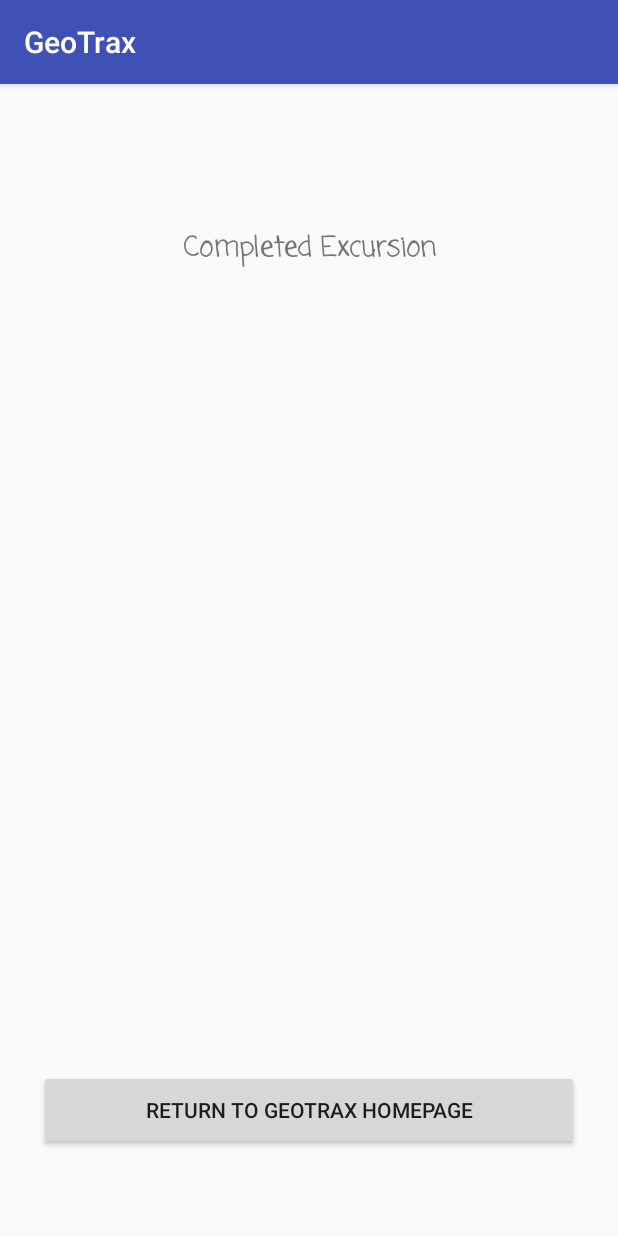
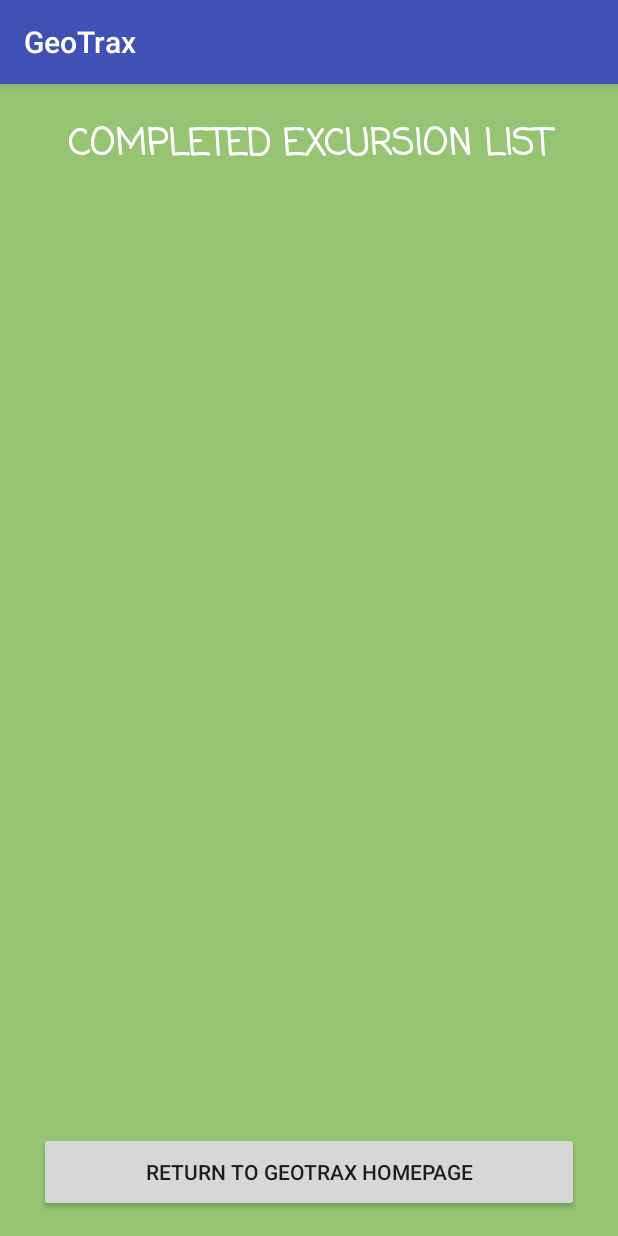
Before and after one commit to Rachael-E/GeoTracker, an Android app: the CompletedExcursionActivity screen opened directly, with no data from a screen before it, on a phone screen of 412 x 824 dp. Run offline under Robolectric (Android 15) with nearby library versions, the phone set to English and light mode, and no system bars; Roboto replaces fonts that are not available here.

```diff
--- a/app/src/main/res/layout/activity_completed_excursion.xml
+++ b/app/src/main/res/layout/activity_completed_excursion.xml
@@ -4,20 +4,23 @@
     xmlns:tools="http://schemas.android.com/tools"
     android:layout_width="match_parent"
     android:layout_height="match_parent"
+    android:background="@color/background_color"
     tools:context=".Activities.CompletedExcursionActivity">
 
     <TextView
         android:id="@+id/completedExcursionsTitleId"
         android:layout_width="366dp"
-        android:layout_height="39dp"
+        android:layout_height="51dp"
         android:layout_marginBottom="8dp"
         android:layout_marginTop="8dp"
         android:fontFamily="casual"
-        android:gravity="center"
+        android:gravity="bottom|center"
         android:text="@string/completed_page_title"
-        android:textSize="18sp"
+        android:textAllCaps="true"
+        android:textColor="@android:color/white"
+        android:textSize="24sp"
         android:textStyle="bold"
-        app:layout_constraintBottom_toTopOf="@+id/completedListViewId"
+        app:layout_constraintBottom_toBottomOf="parent"
         app:layout_constraintEnd_toEndOf="parent"
         app:layout_constraintStart_toStartOf="parent"
         app:layout_constraintTop_toTopOf="parent"
@@ -26,33 +29,28 @@
     <ListView
         android:id="@+id/completedListViewId"
         android:layout_width="368dp"
-        android:layout_height="376dp"
+        android:layout_height="355dp"
         android:layout_marginBottom="80dp"
-        android:layout_marginEnd="8dp"
-        android:layout_marginLeft="8dp"
-        android:layout_marginRight="8dp"
-        android:layout_marginStart="8dp"
         android:layout_marginTop="8dp"
         app:layout_constraintBottom_toBottomOf="parent"
-        app:layout_constraintEnd_toEndOf="parent"
-        app:layout_constraintHorizontal_bias="0.0"
-        app:layout_constraintStart_toStartOf="parent"
-        app:layout_constraintTop_toBottomOf="@+id/completedExcursionsTitleId" />
+        app:layout_constraintTop_toBottomOf="@+id/completedExcursionsTitleId"
+        tools:layout_editor_absoluteX="8dp" />
 
     <Button
         android:id="@+id/takeMeHomeButtonId"
         android:layout_width="360dp"
         android:layout_height="53dp"
         android:layout_marginBottom="16dp"
-        android:layout_marginEnd="12dp"
-        android:layout_marginLeft="12dp"
-        android:layout_marginRight="12dp"
-        android:layout_marginStart="12dp"
-        android:layout_marginTop="11dp"
+        android:layout_marginEnd="20dp"
+        android:layout_marginLeft="20dp"
+        android:layout_marginRight="20dp"
+        android:layout_marginStart="20dp"
+        android:layout_marginTop="8dp"
         android:onClick="onHomeButtonClicked"
         android:text="@string/home_button"
         app:layout_constraintBottom_toBottomOf="parent"
         app:layout_constraintEnd_toEndOf="parent"
         app:layout_constraintStart_toStartOf="parent"
-        app:layout_constraintTop_toBottomOf="@+id/completedListViewId" />
+        app:layout_constraintTop_toTopOf="@+id/completedExcursionsTitleId"
+        app:layout_constraintVertical_bias="1.0" />
 </android.support.constraint.ConstraintLayout>
--- a/app/src/main/res/layout/excursion_name_text_view.xml
+++ b/app/src/main/res/layout/excursion_name_text_view.xml
@@ -1,23 +1,20 @@
 <?xml version="1.0" encoding="utf-8"?>
-<android.support.constraint.ConstraintLayout
-    xmlns:android="http://schemas.android.com/apk/res/android"
+<android.support.constraint.ConstraintLayout xmlns:android="http://schemas.android.com/apk/res/android"
     xmlns:app="http://schemas.android.com/apk/res-auto"
     xmlns:tools="http://schemas.android.com/tools"
     android:layout_width="match_parent"
-    android:layout_height="match_parent">
+    android:layout_height="match_parent"
+    android:background="@color/background_color">
 
     <TextView
         android:id="@+id/excursionNameCompletedTextViewId"
         android:layout_width="343dp"
         android:layout_height="45dp"
-        android:layout_marginEnd="8dp"
-        android:layout_marginLeft="8dp"
-        android:layout_marginRight="8dp"
-        android:layout_marginStart="8dp"
         android:background="@color/background_excursionTitle_list_color"
         android:fontFamily="casual"
         android:gravity="center"
         android:text="TextView"
+        android:textColor="@android:color/black"
         android:textSize="18sp"
         app:layout_constraintEnd_toEndOf="parent"
         app:layout_constraintStart_toStartOf="parent"
--- a/app/src/main/res/values/strings.xml
+++ b/app/src/main/res/values/strings.xml
@@ -6,7 +6,7 @@
     <string name="new_walk_button">Add Your Own Excursion!</string>
     <string name="completed_button">Add excursion to completed list</string>
     <string name="preference_file_key">COMPLETED</string>
-    <string name="completed_page_title">Completed Excursion</string>
+    <string name="completed_page_title">Completed Excursion List</string>
     <string name="excursion_page_title">Choose an Excursion!</string>
     <string name="home_button">Return to GeoTrax Homepage</string>
 </resources>
```
